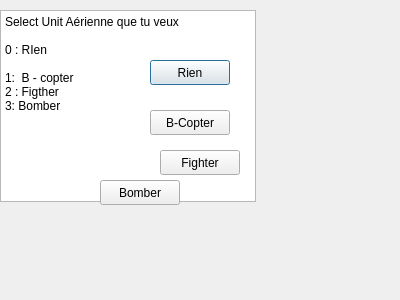
Before: the Qt Designer form dialogbuyair.ui in karamandrew/Arnianletricozor, drawn with Qt 5.
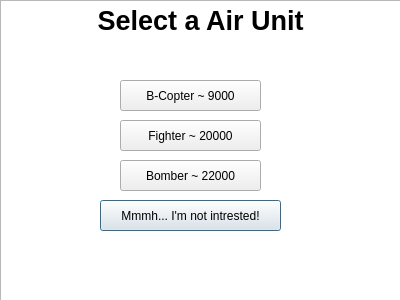
After: the same form once the commit is applied.

Commit message: interface- gameplay bug :voir google docs

```diff
--- a/dialogbuyair.ui
+++ b/dialogbuyair.ui
@@ -17,9 +17,9 @@
    <property name="geometry">
     <rect>
      <x>0</x>
-     <y>10</y>
-     <width>256</width>
-     <height>192</height>
+     <y>0</y>
+     <width>401</width>
+     <height>301</height>
     </rect>
    </property>
    <property name="html">
@@ -27,65 +27,59 @@
 &lt;html&gt;&lt;head&gt;&lt;meta name=&quot;qrichtext&quot; content=&quot;1&quot; /&gt;&lt;style type=&quot;text/css&quot;&gt;
 p, li { white-space: pre-wrap; }
 &lt;/style&gt;&lt;/head&gt;&lt;body style=&quot; font-family:'Noto Sans'; font-size:9pt; font-weight:400; font-style:normal;&quot;&gt;
-&lt;p style=&quot; margin-top:0px; margin-bottom:0px; margin-left:0px; margin-right:0px; -qt-block-indent:0; text-indent:0px;&quot;&gt;Select Unit Aérienne que tu veux &lt;/p&gt;
-&lt;p style=&quot;-qt-paragraph-type:empty; margin-top:0px; margin-bottom:0px; margin-left:0px; margin-right:0px; -qt-block-indent:0; text-indent:0px;&quot;&gt;&lt;br /&gt;&lt;/p&gt;
-&lt;p style=&quot; margin-top:0px; margin-bottom:0px; margin-left:0px; margin-right:0px; -qt-block-indent:0; text-indent:0px;&quot;&gt;0 : RIen &lt;/p&gt;
-&lt;p style=&quot;-qt-paragraph-type:empty; margin-top:0px; margin-bottom:0px; margin-left:0px; margin-right:0px; -qt-block-indent:0; text-indent:0px;&quot;&gt;&lt;br /&gt;&lt;/p&gt;
-&lt;p style=&quot; margin-top:0px; margin-bottom:0px; margin-left:0px; margin-right:0px; -qt-block-indent:0; text-indent:0px;&quot;&gt;1:  B - copter &lt;/p&gt;
-&lt;p style=&quot; margin-top:0px; margin-bottom:0px; margin-left:0px; margin-right:0px; -qt-block-indent:0; text-indent:0px;&quot;&gt;2 : Figther&lt;/p&gt;
-&lt;p style=&quot; margin-top:0px; margin-bottom:0px; margin-left:0px; margin-right:0px; -qt-block-indent:0; text-indent:0px;&quot;&gt;3: Bomber&lt;/p&gt;&lt;/body&gt;&lt;/html&gt;</string>
+&lt;p align=&quot;center&quot; style=&quot; margin-top:0px; margin-bottom:0px; margin-left:0px; margin-right:0px; -qt-block-indent:0; text-indent:0px;&quot;&gt;&lt;span style=&quot; font-size:20pt; font-weight:600;&quot;&gt;Select a Air Unit&lt;/span&gt;&lt;/p&gt;&lt;/body&gt;&lt;/html&gt;</string>
    </property>
   </widget>
   <widget class="QPushButton" name="pushButton">
    <property name="geometry">
     <rect>
-     <x>150</x>
-     <y>60</y>
-     <width>80</width>
-     <height>25</height>
+     <x>100</x>
+     <y>200</y>
+     <width>181</width>
+     <height>31</height>
     </rect>
    </property>
    <property name="text">
-    <string>Rien</string>
+    <string>Mmmh... I'm not intrested!</string>
    </property>
   </widget>
   <widget class="QPushButton" name="pushButton_2">
    <property name="geometry">
     <rect>
-     <x>150</x>
-     <y>110</y>
-     <width>80</width>
-     <height>25</height>
+     <x>120</x>
+     <y>80</y>
+     <width>141</width>
+     <height>31</height>
     </rect>
    </property>
    <property name="text">
-    <string>B-Copter</string>
+    <string>B-Copter ~ 9000</string>
    </property>
   </widget>
   <widget class="QPushButton" name="pushButton_3">
    <property name="geometry">
     <rect>
-     <x>160</x>
-     <y>150</y>
-     <width>80</width>
-     <height>25</height>
+     <x>120</x>
+     <y>120</y>
+     <width>141</width>
+     <height>31</height>
     </rect>
    </property>
    <property name="text">
-    <string>Fighter</string>
+    <string>Fighter ~ 20000</string>
    </property>
   </widget>
   <widget class="QPushButton" name="pushButton_4">
    <property name="geometry">
     <rect>
-     <x>100</x>
-     <y>180</y>
-     <width>80</width>
-     <height>25</height>
+     <x>120</x>
+     <y>160</y>
+     <width>141</width>
+     <height>31</height>
     </rect>
    </property>
    <property name="text">
-    <string>Bomber</string>
+    <string>Bomber ~ 22000</string>
    </property>
   </widget>
  </widget>
```
The commit also changes 4 other files.
